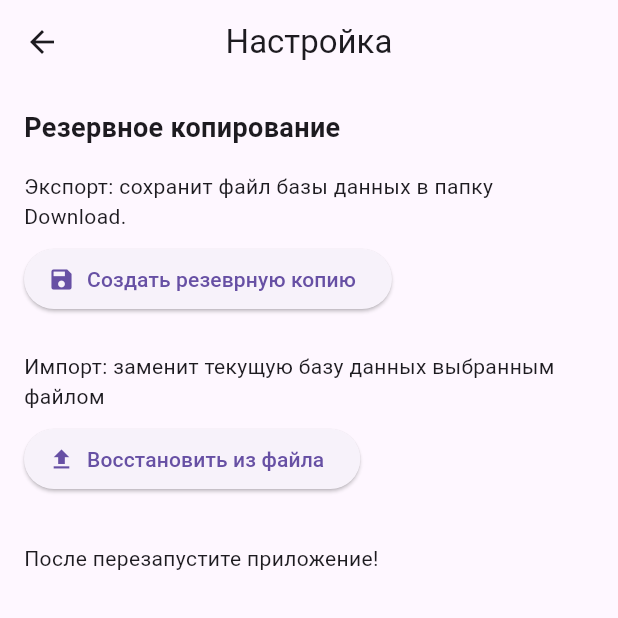
After one commit to FairFire/repetitor3, a Flutter app: the SettingScreen screen opened directly, after a tap on "Создать резеврную копию", on a phone screen of 412 x 824 dp, the top half of it. The commit adds this screen. Run offline on Flutter 3.47's test engine with Material 3 defaults, Android fonts, the phone set to English and light mode, and no system bars; our stand-ins replace file_picker, permission_handler, sqflite; accounts and stored records are empty.

Commit message:
Добавил функционал, перед ред манифеста

```diff
--- a/lib/main.dart
+++ b/lib/main.dart
@@ -65,6 +65,7 @@ class _MyHomePageState extends State<MyHomePage> {
           0 => const Text('Расписание'),
           1 => const Text('Студенты'),
           2 => const Text('Доход за месяц'),
+          3 => const Text('Настройка'),
           _ => const Text('Репетитор'),
         },
       ),
@@ -106,6 +107,14 @@ class _MyHomePageState extends State<MyHomePage> {
                 _onItemTap(2);
               },
             ),
+            ListTile(
+              leading: const Icon(Icons.settings),
+              title: const Text('Настройка'),
+              selected: _selectedIndex == 3,
+              onTap: () {
+                Navigator.pop(context);
+              },
+            ),
           ],
         ),
       ),
--- /dev/null
+++ b/lib/screens/setting_screen.dart
@@ -0,0 +1,125 @@
+import 'dart:io';
+import 'package:flutter/material.dart';
+import 'package:path/path.dart' as path;
+import 'package:path_provider/path_provider.dart';
+import 'package:file_picker/file_picker.dart';
+import 'package:sqflite/sqflite.dart';
+import 'package:permission_handler/permission_handler.dart';
+
+class SettingScreen extends StatelessWidget {
+  const SettingScreen({super.key});
+
+  Future<String> _getAddDbPath() async {
+    final dir = await getDatabasesPath();
+    return path.join(dir, 'repetitor.db');
+  }
+
+  Future<void> _exportDatabase() async {
+    String pathDownload = '/storage/emulated/0/Download';
+    if (Platform.isAndroid) {
+      final status = await Permission.manageExternalStorage.request();
+      if (status != PermissionStatus.granted) {
+        ScaffoldMessenger.of(
+          GlobalKey<NavigatorState>().currentContext!,
+        ).showSnackBar(
+          const SnackBar(content: Text('Нужно разрешение на запись!')),
+        );
+        return;
+      }
+    }
+    try {
+      final dbPath = await _getAddDbPath();
+      final dbFile = File(dbPath);
+      if (!await dbFile.exists()) {
+        _showMessage('База данных не найдена');
+        return;
+      }
+
+      final downloadsDir = Platform.isAndroid
+          ? Directory(pathDownload)
+          : await getApplicationDocumentsDirectory();
+      if (!(await downloadsDir.exists())) {
+        await downloadsDir.create(recursive: true);
+      }
+
+      final targetFile = File(
+        '${downloadsDir.path}/tutor_backup_${DateTime.now().millisecondsSinceEpoch}.db',
+      );
+      await dbFile.copy(targetFile.path);
+      _showMessage('Резервная копия сохранена: \n ${targetFile.path}');
+    } catch (e) {
+      _showMessage('Ошиибка экспорта: $e');
+    }
+  }
+
+  Future<void> _importDatabase() async {
+    try {
+      final result = await FilePicker.platform.pickFiles(
+        type: FileType.custom,
+        allowedExtensions: ['db'],
+      );
+
+      if (result == null) return;
+
+      final filePath = result.files.single.path!;
+      final sourceFile = File(filePath);
+      if (!await sourceFile.exists()) {
+        _showMessage('Файл не найден');
+        return;
+      }
+
+      final dbPath = await _getAddDbPath();
+      final targetFile = File(dbPath);
+
+      await sourceFile.copy(dbPath);
+      _showMessage('База данных восстановлена! \n Перезагрузите приложение');
+    } catch (e) {
+      _showMessage('Ошибка импорта: $e');
+    }
+  }
+
+  void _showMessage(String message) {
+    WidgetsBinding.instance.addPostFrameCallback((_) {
+      ScaffoldMessenger.of(
+        GlobalKey<NavigatorState>().currentContext!,
+      ).showSnackBar(SnackBar(content: Text(message)));
+    });
+  }
+
+  @override
+  Widget build(BuildContext context) {
+    return Scaffold(
+      appBar: AppBar(title: Text('Настройка'), centerTitle: true),
+      body: Padding(
+        padding: const EdgeInsetsGeometry.all(16.0),
+        child: Column(
+          crossAxisAlignment: CrossAxisAlignment.start,
+          children: [
+            const Text(
+              'Резервное копирование',
+              style: TextStyle(fontWeight: FontWeight.bold, fontSize: 18),
+            ),
+            const SizedBox(height: 16),
+            const Text('Экспорт: сохранит файл базы данных в папку Download.'),
+            const SizedBox(height: 8),
+            ElevatedButton.icon(
+              onPressed: _exportDatabase,
+              label: const Text('Создать резеврную копию'),
+              icon: const Icon(Icons.save),
+            ),
+            const SizedBox(height: 24),
+            const Text('Импорт: заменит текущую базу данных выбранным файлом'),
+            const SizedBox(height: 8),
+            ElevatedButton.icon(
+              onPressed: _importDatabase,
+              icon: const Icon(Icons.upload),
+              label: const Text('Восстановить из файла'),
+            ),
+            const SizedBox(height: 32),
+            const Text('После перезапустите приложение!'),
+          ],
+        ),
+      ),
+    );
+  }
+}
--- a/pubspec.yaml
+++ b/pubspec.yaml
@@ -14,6 +14,9 @@ dependencies:
   sqflite: ^2.4.2
   path: ^1.9.1
   intl: ^0.20.2
+  path_provider: ^2.1.5
+  file_picker: ^10.3.7
+  permission_handler: ^12.0.1
 
 
 
```
Also changed, not shown: pubspec.lock, 3 other files.
